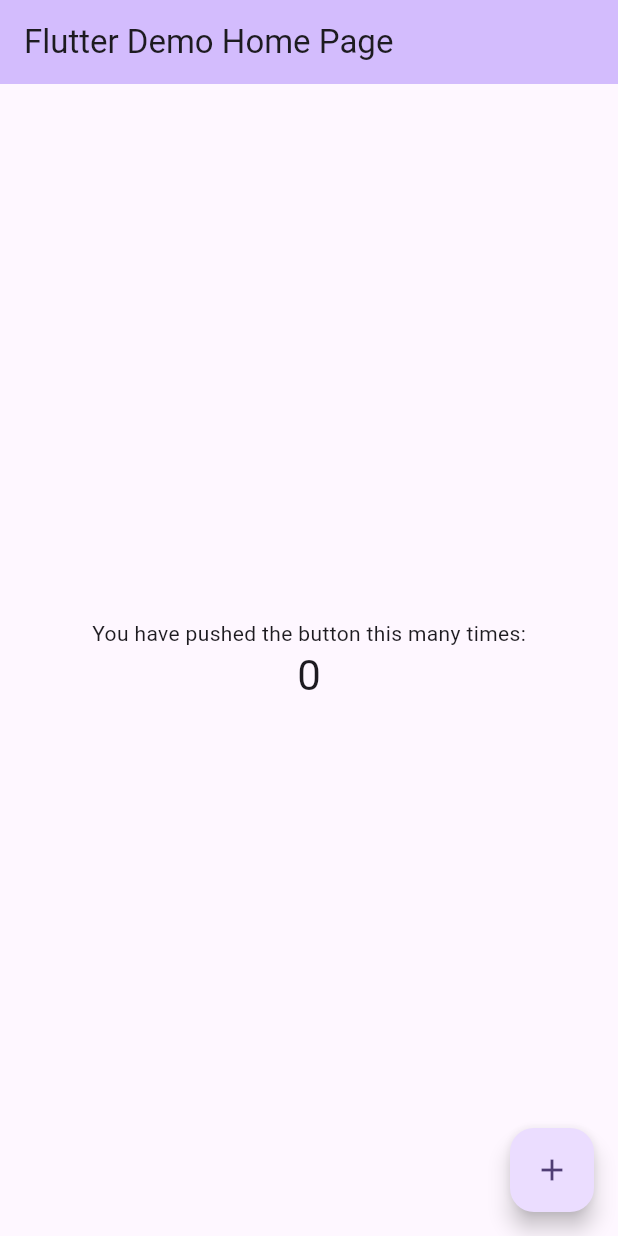
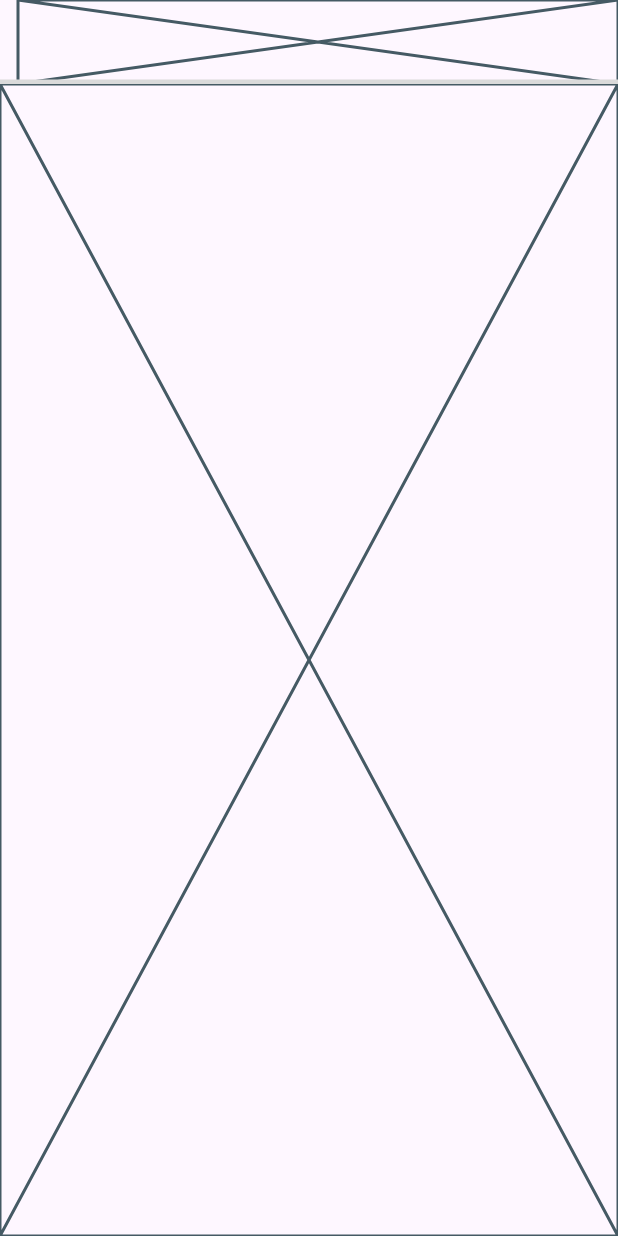
Before and after one commit to luE11/unrepeatable-list-app, a Flutter app: the screen it shows after launch, on a phone screen of 412 x 824 dp. Run offline on Flutter 3.47's test engine with Material 3 defaults, Android fonts, the phone set to English and light mode, and no system bars; missing offline and left inert: window_size.

Commit message:
base home page structure

```diff
--- a/lib/main.dart
+++ b/lib/main.dart
@@ -1,6 +1,9 @@
 import 'package:flutter/material.dart';
+import 'package:window_size/window_size.dart';
 
 void main() {
+  WidgetsFlutterBinding.ensureInitialized();
+  setWindowTitle("Unrepeteable list app");
   runApp(const MyApp());
 }
 
@@ -11,62 +14,25 @@
   @override
   Widget build(BuildContext context) {
     return MaterialApp(
-      title: 'Flutter Demo',
+      title: 'Unrepeteable list app',
       theme: ThemeData(
-        // This is the theme of your application.
-        //
-        // TRY THIS: Try running your application with "flutter run". You'll see
-        // the application has a purple toolbar. Then, without quitting the app,
-        // try changing the seedColor in the colorScheme below to Colors.green
-        // and then invoke "hot reload" (save your changes or press the "hot
-        // reload" button in a Flutter-supported IDE, or press "r" if you used
-        // the command line to start the app).
-        //
-        // Notice that the counter didn't reset back to zero; the application
-        // state is not lost during the reload. To reset the state, use hot
-        // restart instead.
-        //
-        // This works for code too, not just values: Most code changes can be
-        // tested with just a hot reload.
         colorScheme: ColorScheme.fromSeed(seedColor: Colors.deepPurple),
         useMaterial3: true,
       ),
-      home: const MyHomePage(title: 'Flutter Demo Home Page'),
+      home: const MyHomePage(),
     );
   }
 }
 
 class MyHomePage extends StatefulWidget {
-  const MyHomePage({super.key, required this.title});
-
-  // This widget is the home page of your application. It is stateful, meaning
-  // that it has a State object (defined below) that contains fields that affect
-  // how it looks.
-
-  // This class is the configuration for the state. It holds the values (in this
-  // case the title) provided by the parent (in this case the App widget) and
-  // used by the build method of the State. Fields in a Widget subclass are
-  // always marked "final".
-
-  final String title;
+  const MyHomePage({super.key});
 
   @override
   State<MyHomePage> createState() => _MyHomePageState();
 }
 
 class _MyHomePageState extends State<MyHomePage> {
-  int _counter = 0;
-
-  void _incrementCounter() {
-    setState(() {
-      // This call to setState tells the Flutter framework that something has
-      // changed in this State, which causes it to rerun the build method below
-      // so that the display can reflect the updated values. If we changed
-      // _counter without calling setState(), then the build method would not be
-      // called again, and so nothing would appear to happen.
-      _counter++;
-    });
-  }
+  String appTitle = "Unrepeteable List App";
 
   @override
   Widget build(BuildContext context) {
@@ -81,45 +47,24 @@
         // TRY THIS: Try changing the color here to a specific color (to
         // Colors.amber, perhaps?) and trigger a hot reload to see the AppBar
         // change color while the other colors stay the same.
-        backgroundColor: Theme.of(context).colorScheme.inversePrimary,
+        backgroundColor: Theme.of(context).colorScheme.background,
         // Here we take the value from the MyHomePage object that was created by
         // the App.build method, and use it to set our appbar title.
-        title: Text(widget.title),
+        title: Text(appTitle),
+        shape: const Border(
+          bottom: BorderSide(
+            color: Color.fromARGB(255, 218, 218, 218),
+            width: 3
+          )
+        ),
+        actions: const [ Placeholder() ],
+
       ),
-      body: Center(
+      body: const Center(
         // Center is a layout widget. It takes a single child and positions it
         // in the middle of the parent.
-        child: Column(
-          // Column is also a layout widget. It takes a list of children and
-          // arranges them vertically. By default, it sizes itself to fit its
-          // children horizontally, and tries to be as tall as its parent.
-          //
-          // Column has various properties to control how it sizes itself and
-          // how it positions its children. Here we use mainAxisAlignment to
-          // center the children vertically; the main axis here is the vertical
-          // axis because Columns are vertical (the cross axis would be
-          // horizontal).
-          //
-          // TRY THIS: Invoke "debug painting" (choose the "Toggle Debug Paint"
-          // action in the IDE, or press "p" in the console), to see the
-          // wireframe for each widget.
-          mainAxisAlignment: MainAxisAlignment.center,
-          children: <Widget>[
-            const Text(
-              'You have pushed the button this many times:',
-            ),
-            Text(
-              '$_counter',
-              style: Theme.of(context).textTheme.headlineMedium,
-            ),
-          ],
-        ),
+        child: Placeholder(),
       ),
-      floatingActionButton: FloatingActionButton(
-        onPressed: _incrementCounter,
-        tooltip: 'Increment',
-        child: const Icon(Icons.add),
-      ), // This trailing comma makes auto-formatting nicer for build methods.
     );
   }
 }
--- a/pubspec.yaml
+++ b/pubspec.yaml
@@ -30,6 +30,11 @@
 dependencies:
   flutter:
     sdk: flutter
+  window_size:
+    git:
+      url: https://github.com/google/flutter-desktop-embedding.git
+      path: plugins/window_size
+      ref: fd519be1e8398c6b6c2062c2447bac960a71bc02
 
 
   # The following adds the Cupertino Icons font to your application.
```
Also changed, not shown: 5 other files.
